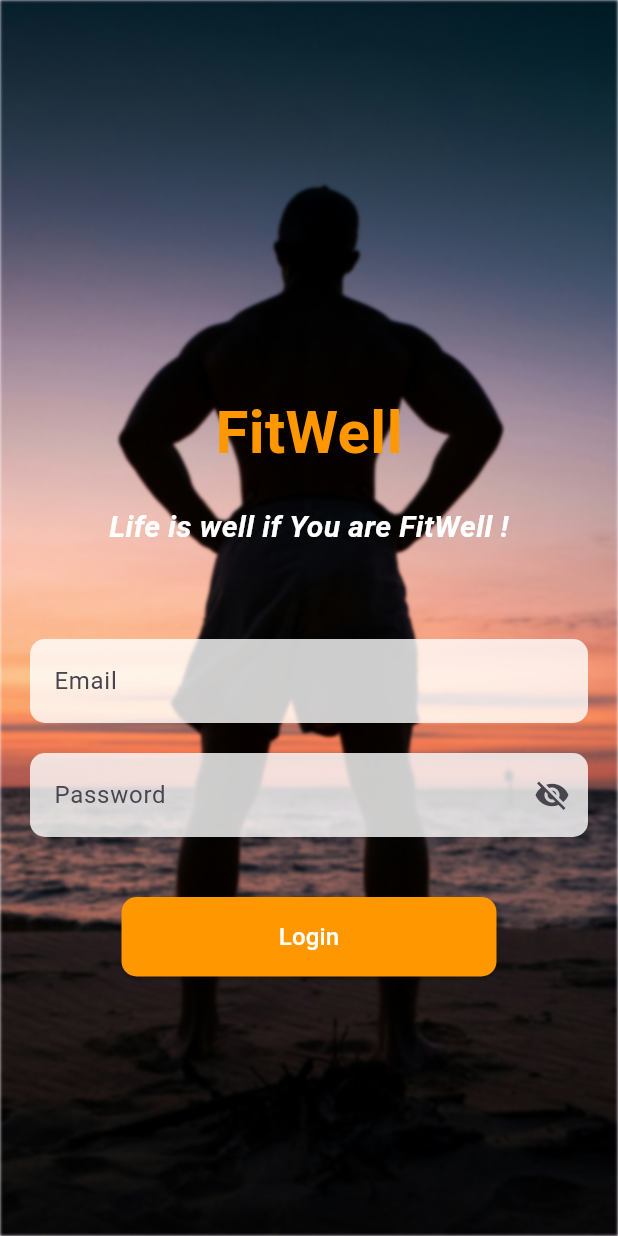
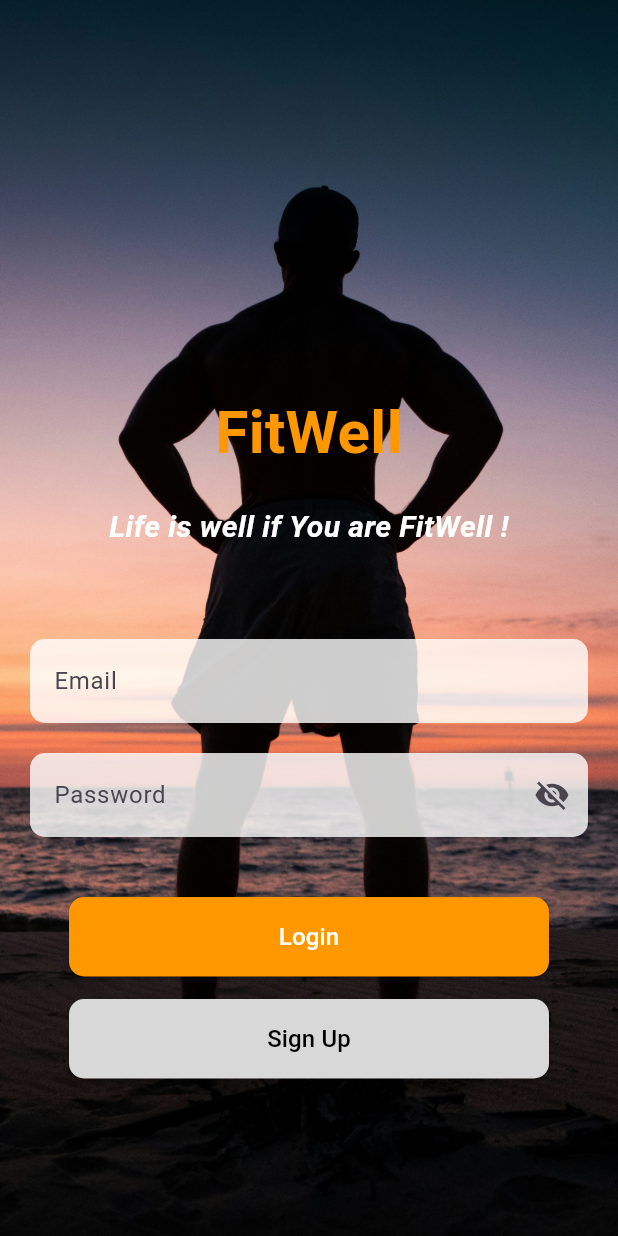
Before and after one commit to Labeebkhan/fitwell, a Flutter app: the screen it shows after launch, on a phone screen of 412 x 824 dp. Run offline on Flutter 3.47's test engine with Material 3 defaults, Android fonts, the phone set to English and light mode, and no system bars.

Commit message:
make the Sign Up page

```diff
--- /dev/null
+++ b/devtools_options.yaml
@@ -0,0 +1,3 @@
+description: This file stores settings for Dart & Flutter DevTools.
+documentation: https://docs.flutter.dev/tools/devtools/extensions#configure-extension-enablement-states
+extensions:
--- a/lib/main.dart
+++ b/lib/main.dart
@@ -1,18 +1,20 @@
 import 'package:flutter/material.dart';
 import 'package:fitwell/screen/login.dart';
+import 'package:provider/provider.dart';
+import 'provider/password_visibility_provider.dart';
 
 void main() {
-  runApp(const fitwell());
+  runApp(
+    MultiProvider(
+      providers: [
+        ChangeNotifierProvider(create: (_) => PasswordVisibilityProvider()),
+      ],
+      child: MyApp(),
+    ),
+  );
 }
 
-class fitwell extends StatefulWidget {
-  const fitwell({super.key});
-
-  @override
-  State<fitwell> createState() => _fitwellState();
-}
-
-class _fitwellState extends State<fitwell> {
+class MyApp extends StatelessWidget {
   @override
   Widget build(BuildContext context) {
     return MaterialApp(debugShowCheckedModeBanner: false, home: Login());
--- /dev/null
+++ b/lib/provider/password_visibility_provider.dart
@@ -0,0 +1,12 @@
+import 'package:flutter/material.dart';
+
+class PasswordVisibilityProvider extends ChangeNotifier {
+  bool _isObscured = true;
+
+  bool get isObscured => _isObscured;
+
+  void toggleVisibility() {
+    _isObscured = !_isObscured;
+    notifyListeners();
+  }
+}
--- a/lib/screen/login.dart
+++ b/lib/screen/login.dart
@@ -1,4 +1,7 @@
+import 'package:fitwell/screen/signup.dart';
 import 'package:flutter/material.dart';
+import '../provider/password_visibility_provider.dart';
+import 'package:provider/provider.dart';
 import 'dart:ui';
 
 class Login extends StatefulWidget {
@@ -11,23 +14,21 @@ class Login extends StatefulWidget {
 class _LoginState extends State<Login> {
   final TextEditingController _emailController = TextEditingController();
   final TextEditingController _passwordController = TextEditingController();
-  bool _obscureText = true;
 
   @override
   Widget build(BuildContext context) {
+    final visibilityProvider = Provider.of<PasswordVisibilityProvider>(context);
+
     return Scaffold(
-      resizeToAvoidBottomInset: true, // important to shift UI on keyboard open
+      resizeToAvoidBottomInset: true,
       body: Stack(
         children: [
-          // Background with blur
+          // Background blur
           Positioned.fill(
-            child: ImageFiltered(
-              imageFilter: ImageFilter.blur(sigmaX: 1, sigmaY: 1),
-              child: Image.asset('assets/images/login2.jpg', fit: BoxFit.cover),
-            ),
+            child: Image.asset('assets/images/login2.jpg', fit: BoxFit.cover),
           ),
 
-          // Foreground scrollable content
+          // Foreground content
           Positioned.fill(
             child: SingleChildScrollView(
               padding: const EdgeInsets.symmetric(horizontal: 20, vertical: 60),
@@ -74,12 +75,21 @@ class _LoginState extends State<Login> {
                   const SizedBox(height: 20),
                   TextField(
                     controller: _passwordController,
-                    obscureText: _obscureText,
+                    obscureText: visibilityProvider.isObscured,
                     decoration: InputDecoration(
                       hintText: 'Password',
                       filled: true,
-                      suffixIcon: const Icon(Icons.visibility_off),
                       fillColor: Colors.white.withOpacity(0.8),
+                      suffixIcon: IconButton(
+                        icon: Icon(
+                          visibilityProvider.isObscured
+                              ? Icons.visibility_off
+                              : Icons.visibility,
+                        ),
+                        onPressed: () {
+                          visibilityProvider.toggleVisibility();
+                        },
+                      ),
                       border: OutlineInputBorder(
                         borderRadius: BorderRadius.circular(10),
                         borderSide: BorderSide.none,
@@ -94,7 +104,7 @@ class _LoginState extends State<Login> {
                         horizontal: 50,
                         vertical: 15,
                       ),
-                      minimumSize: const Size(250, 50),
+                      minimumSize: const Size(320, 50),
                       backgroundColor: Colors.orange,
                       shape: RoundedRectangleBorder(
                         borderRadius: BorderRadius.circular(10),
@@ -103,6 +113,30 @@ class _LoginState extends State<Login> {
                     child: const Text(
                       'Login',
                       style: TextStyle(color: Colors.white, fontSize: 16),
+                    ),
+                  ),
+                  const SizedBox(height: 15),
+                  ElevatedButton(
+                    onPressed: () {
+                      Navigator.push(
+                        context,
+                        MaterialPageRoute(builder: (context) => const Signup()),
+                      );
+                    },
+                    style: ElevatedButton.styleFrom(
+                      padding: const EdgeInsets.symmetric(
+                        horizontal: 50,
+                        vertical: 15,
+                      ),
+                      minimumSize: const Size(320, 50),
+                      backgroundColor: Color.fromARGB(255, 216, 216, 216),
+                      shape: RoundedRectangleBorder(
+                        borderRadius: BorderRadius.circular(10),
+                      ),
+                    ),
+                    child: const Text(
+                      'Sign Up',
+                      style: TextStyle(color: Colors.black, fontSize: 16),
                     ),
                   ),
                 ],
--- a/pubspec.yaml
+++ b/pubspec.yaml
@@ -30,6 +30,11 @@ environment:
 dependencies:
   flutter:
     sdk: flutter
+  provider: ^6.1.5
+  animated_splash_screen: ^1.3.0
+  cached_network_image: ^3.3.1
+
+
 
   # The following adds the Cupertino Icons font to your application.
   # Use with the CupertinoIcons class for iOS style icons.
```
Also changed, not shown: lib/screen/signup.dart (+165 -0 lines), pubspec.lock.
